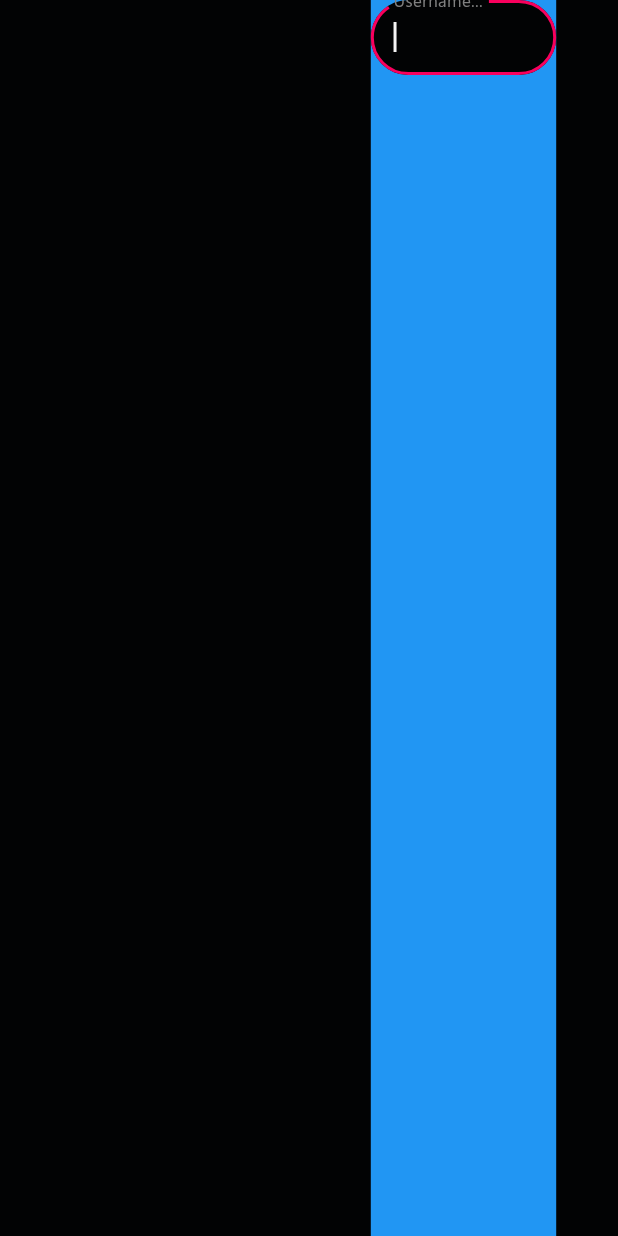
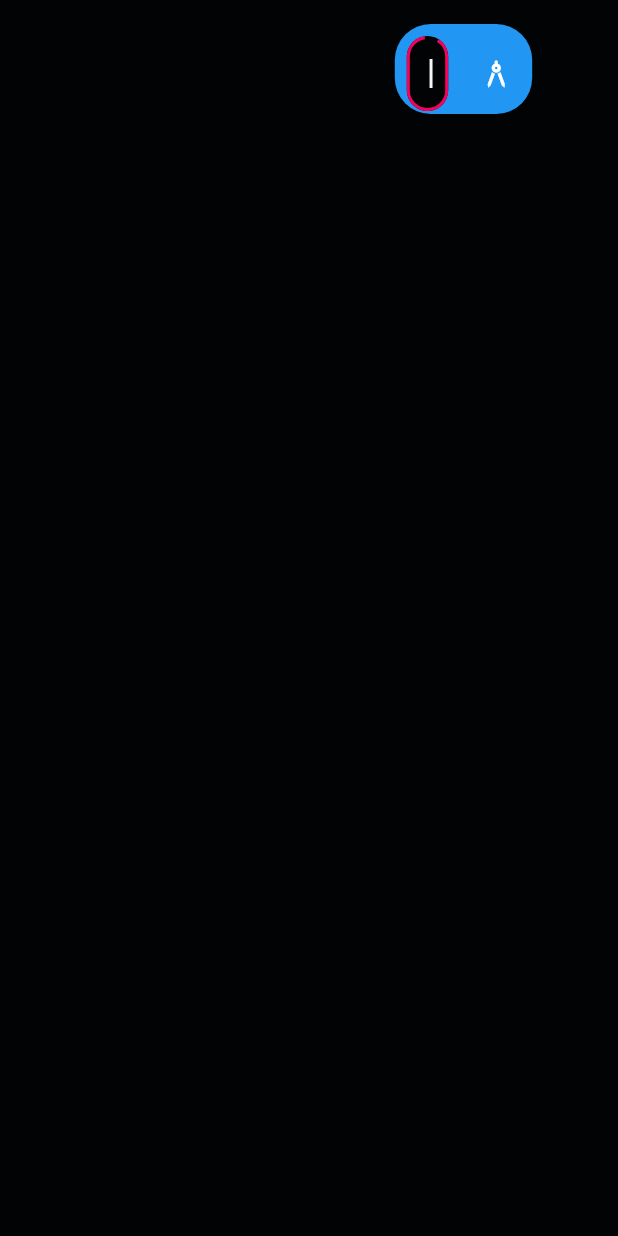
Before and after one commit to Nico104/uidraft1, a Flutter app: the WordSearchTest screen opened by its route, on a phone screen of 412 x 824 dp. Run offline on Flutter 3.47's test engine with Material 2 defaults, Android fonts, the phone set to English and light mode, and no system bars; our stand-ins replace beamer, dotted_border, easy_debounce, file_picker, get, readmore and 4 more; missing offline and left inert: dart:html, dart:js, flutter_dropzone, syncfusion_flutter_core; accounts and stored records are empty; network calls fail.

```diff
--- a/lib/justtest/wordsearch_test.dart
+++ b/lib/justtest/wordsearch_test.dart
@@ -9,7 +9,9 @@ class WordSearchTest extends StatefulWidget {
 }
 
 class _WordSearchTestState extends State<WordSearchTest> {
-  double _width = 100;
+  // double _he = 100;
+  bool _showWords = false;
+  double _opacity = 0;
 
   @override
   Widget build(BuildContext context) {
@@ -23,23 +25,26 @@ class _WordSearchTestState extends State<WordSearchTest> {
             )),
         Flexible(
             flex: 3,
-            child: InkWell(
-              onTap: () => setState(() {
-                if (_width == 100) {
-                  _width = 200;
-                } else {
-                  _width = 100;
-                }
-              }),
-              child: Container(
+            child: Padding(
+              padding: const EdgeInsets.all(16.0),
+              child: Align(
+                alignment: Alignment.topCenter,
+                child: AnimatedContainer(
+                  duration: const Duration(milliseconds: 200),
+                  curve: Curves.fastOutSlowIn,
+                  height: _showWords ? 400 : 60,
+                  decoration: BoxDecoration(
+                    borderRadius: BorderRadius.circular(24),
                     color: Colors.blue,
+                  ),
                   child: Column(
                     children: [
                       //TextFormfield
-                    AnimatedSize(
-                      duration: const Duration(milliseconds: 200),
-                      // reverseDuration: const Duration(milliseconds: 200),
-                      // width: _width,
+                      Row(
+                        children: [
+                          Expanded(
+                            child: Padding(
+                              padding: const EdgeInsets.all(8.0),
                               child: TextFormField(
                                 autofocus: true,
                                 // controller: _usernameTextController,
@@ -47,18 +52,23 @@ class _WordSearchTestState extends State<WordSearchTest> {
                                     fontSize: 15,
                                     fontFamily: 'Segoe UI',
                                     letterSpacing: 0.3),
-                        cursorColor:
-                            Theme.of(context).colorScheme.textInputCursorColor,
+                                cursorColor: Theme.of(context)
+                                    .colorScheme
+                                    .textInputCursorColor,
                                 decoration: InputDecoration(
                                   enabledBorder: OutlineInputBorder(
                                     borderSide: BorderSide(
-                                color: Theme.of(context).colorScheme.brandColor,
+                                        color: Theme.of(context)
+                                            .colorScheme
+                                            .brandColor,
                                         width: 0.5),
                                     borderRadius: BorderRadius.circular(30.0),
                                   ),
                                   focusedBorder: OutlineInputBorder(
                                     borderSide: BorderSide(
-                                color: Theme.of(context).colorScheme.brandColor,
+                                        color: Theme.of(context)
+                                            .colorScheme
+                                            .brandColor,
                                         width: 2),
                                     borderRadius: BorderRadius.circular(30.0),
                                   ),
@@ -76,13 +86,13 @@ class _WordSearchTestState extends State<WordSearchTest> {
                                       bottom: 15, top: 15, left: 15, right: 10),
                                   //Error
                                   errorBorder: OutlineInputBorder(
-                            borderSide:
-                                const BorderSide(color: Colors.red, width: 1),
+                                    borderSide: const BorderSide(
+                                        color: Colors.red, width: 1),
                                     borderRadius: BorderRadius.circular(30.0),
                                   ),
                                   focusedErrorBorder: OutlineInputBorder(
-                            borderSide:
-                                const BorderSide(color: Colors.red, width: 3),
+                                    borderSide: const BorderSide(
+                                        color: Colors.red, width: 3),
                                     borderRadius: BorderRadius.circular(30.0),
                                   ),
                                   errorStyle: const TextStyle(
@@ -97,8 +107,45 @@ class _WordSearchTestState extends State<WordSearchTest> {
                                 },
                               ),
                             ),
-                    Expanded(child: ListView())
+                          ),
+                          // ignore: prefer_const_constructors
+                          // SizedBox(width: 3),
+                          IconButton(
+                              onPressed: () => setState(() {
+                                    _showWords = !_showWords;
+                                  }),
+                              icon: const Icon(Icons.architecture_rounded))
                         ],
+                      ),
+                      _showWords
+                          ? Expanded(
+                              child: AnimatedOpacity(
+                              duration: const Duration(milliseconds: 300),
+                              opacity: _showWords ? 1 : 0,
+                              child: Wrap(
+                                children: [
+                                  Container(
+                                    height: 40,
+                                    color: Colors.green,
+                                  ),
+                                  Container(
+                                    height: 40,
+                                    color: Colors.yellow,
+                                  ),
+                                  Container(
+                                    height: 40,
+                                    color: Colors.red,
+                                  ),
+                                  Container(
+                                    height: 40,
+                                    color: Colors.orange,
+                                  ),
+                                ],
+                              ),
+                            ))
+                          : const SizedBox()
+                    ],
+                  ),
                 ),
               ),
             )),
```
Lines whose indentation alone changed are shown as unchanged.
